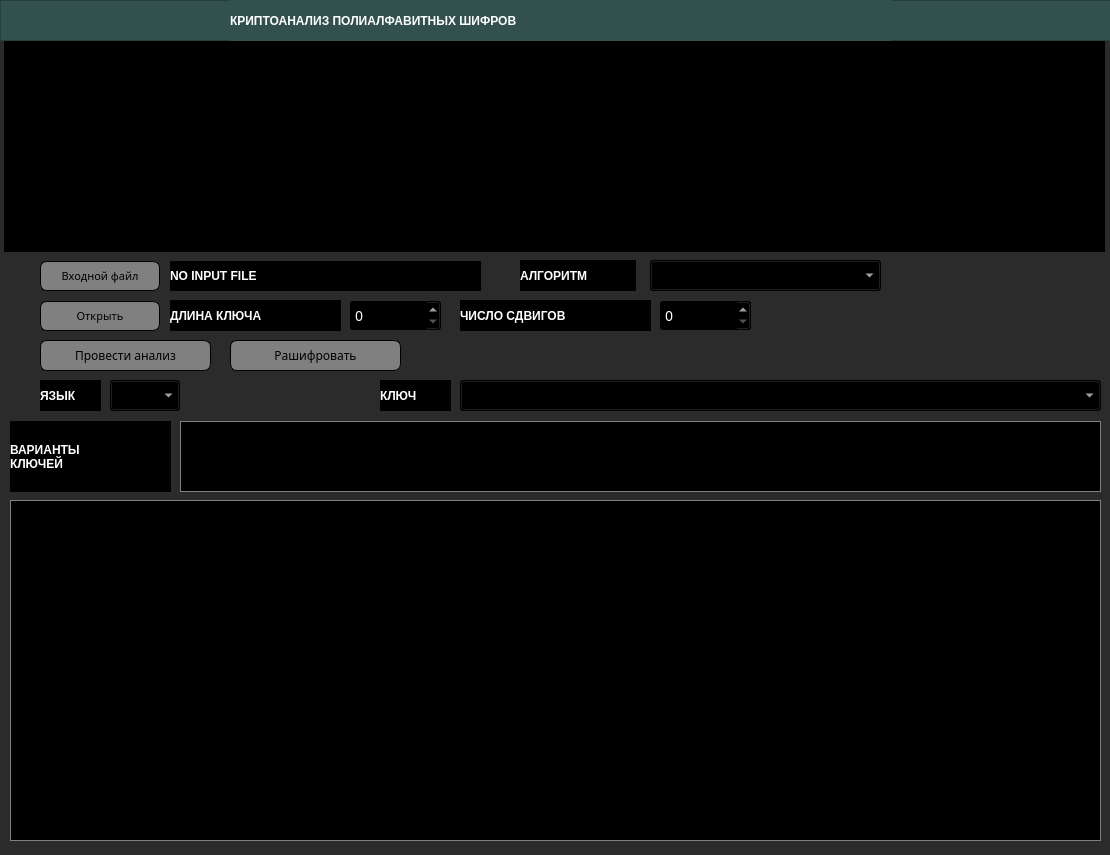
Above: 14/14.ui from melik0v/Crypto-Methods before the change. Below: the same form after it.
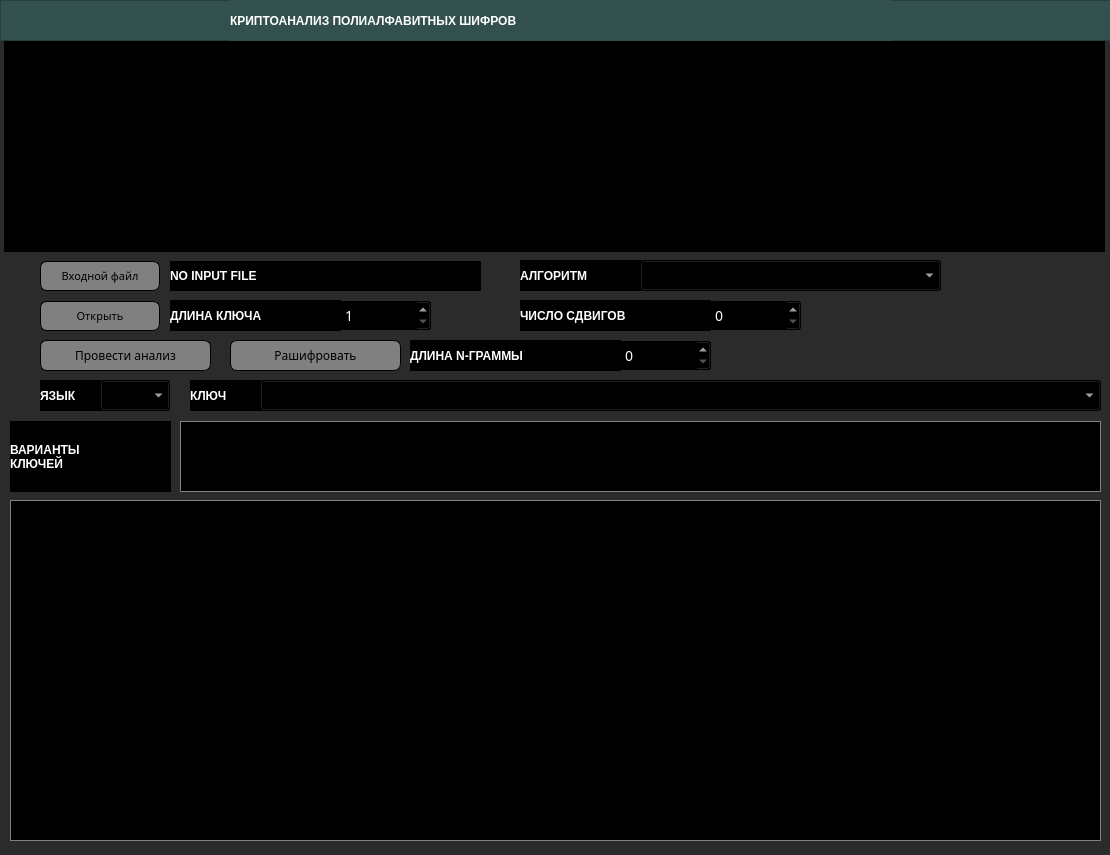
That is the form after the change. Custom widgets are drawn as their Qt base class.

Patch:
```diff
--- a/14/14.ui
+++ b/14/14.ui
@@ -244,7 +244,7 @@
    <widget class="QComboBox" name="language_comboBox">
     <property name="geometry">
      <rect>
-      <x>110</x>
+      <x>100</x>
       <y>380</y>
       <width>70</width>
       <height>31</height>
@@ -260,9 +260,9 @@
    <widget class="QComboBox" name="method_comboBox">
     <property name="geometry">
      <rect>
-      <x>650</x>
+      <x>640</x>
       <y>260</y>
-      <width>231</width>
+      <width>301</width>
       <height>31</height>
      </rect>
     </property>
@@ -278,7 +278,7 @@
      <rect>
       <x>520</x>
       <y>260</y>
-      <width>116</width>
+      <width>121</width>
       <height>31</height>
      </rect>
     </property>
@@ -335,7 +335,7 @@
    <widget class="QLabel" name="key_label">
     <property name="geometry">
      <rect>
-      <x>380</x>
+      <x>190</x>
       <y>380</y>
       <width>71</width>
       <height>31</height>
@@ -377,7 +377,7 @@
    <widget class="QLabel" name="shift_count_label">
     <property name="geometry">
      <rect>
-      <x>460</x>
+      <x>520</x>
       <y>300</y>
       <width>191</width>
       <height>31</height>
@@ -398,7 +398,7 @@
    <widget class="QSpinBox" name="key_len_spinbox">
     <property name="geometry">
      <rect>
-      <x>350</x>
+      <x>340</x>
       <y>300</y>
       <width>91</width>
       <height>31</height>
@@ -410,6 +410,9 @@
 font-family: Century Gothic;
 font-size: 14px;</string>
     </property>
+    <property name="minimum">
+     <number>1</number>
+    </property>
     <property name="maximum">
      <number>1000</number>
     </property>
@@ -417,7 +420,7 @@
    <widget class="QSpinBox" name="shift_count_spinbox">
     <property name="geometry">
      <rect>
-      <x>660</x>
+      <x>710</x>
       <y>300</y>
       <width>91</width>
       <height>31</height>
@@ -436,9 +439,9 @@
    <widget class="QComboBox" name="key_combobox">
     <property name="geometry">
      <rect>
-      <x>460</x>
+      <x>260</x>
       <y>380</y>
-      <width>641</width>
+      <width>841</width>
       <height>31</height>
      </rect>
     </property>
@@ -480,6 +483,46 @@
      <string>Рашифровать</string>
     </property>
    </widget>
+   <widget class="QLabel" name="ngram_len_label">
+    <property name="geometry">
+     <rect>
+      <x>410</x>
+      <y>340</y>
+      <width>211</width>
+      <height>31</height>
+     </rect>
+    </property>
+    <property name="styleSheet">
+     <string notr="true">color: white;
+background-color: black;
+font: 14pt &quot;Century Gothic&quot;;
+font-weight: 700;
+text-transform: uppercase;
+</string>
+    </property>
+    <property name="text">
+     <string>ДЛИНА N-ГРАММЫ</string>
+    </property>
+   </widget>
+   <widget class="QSpinBox" name="ngram_len_spinbox">
+    <property name="geometry">
+     <rect>
+      <x>620</x>
+      <y>340</y>
+      <width>91</width>
+      <height>31</height>
+     </rect>
+    </property>
+    <property name="styleSheet">
+     <string notr="true">background-color: black;
+color: white;
+font-family: Century Gothic;
+font-size: 14px;</string>
+    </property>
+    <property name="maximum">
+     <number>1000</number>
+    </property>
+   </widget>
   </widget>
  </widget>
  <customwidgets>
```
